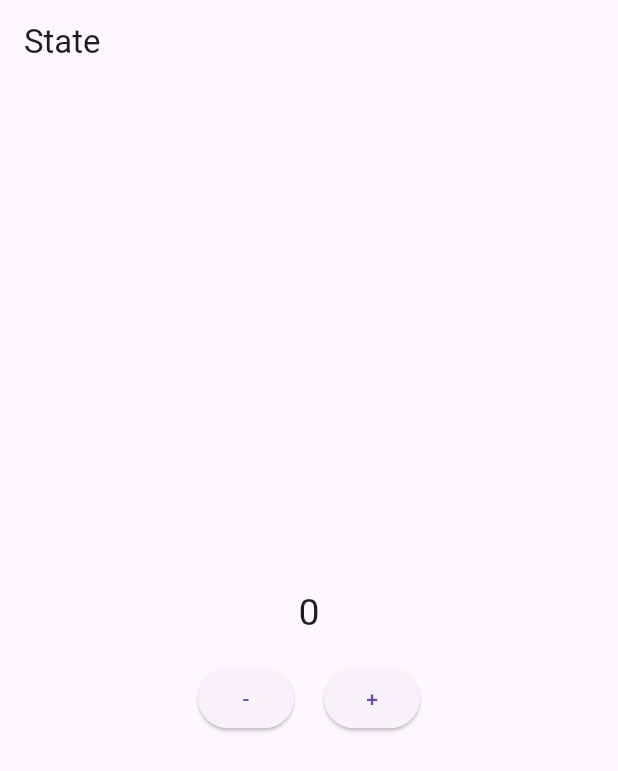
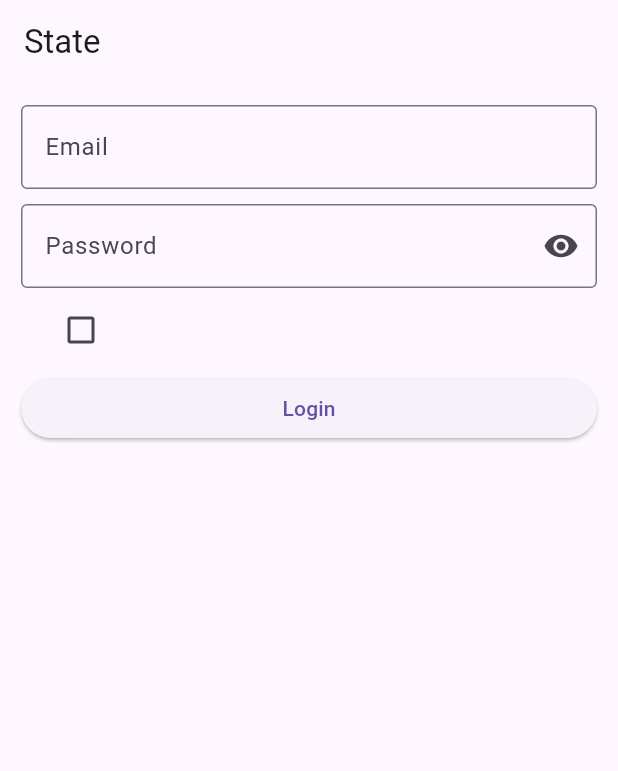
Before and after one commit to rafsanza-hub/learn-flutter, a Flutter app: the screen it shows after launch, on a phone screen of 412 x 824 dp. Shown: the top 771 px of the screen. Run offline on Flutter 3.47's test engine with Material 3 defaults, Android fonts, the phone set to English and light mode, and no system bars; our stand-ins replace animated_bottom_navigation_bar, faker, get, get_storage, introduction_screen, lottie.

```diff
--- a/lib/main.dart
+++ b/lib/main.dart
@@ -1,7 +1,9 @@
 import 'package:flutter/material.dart';
 import 'package:get/get.dart';
+import 'package:get_storage/get_storage.dart';
 
-void main() {
+void main() async {
+  await GetStorage.init();
   runApp(MyApp());
 }
 
@@ -11,7 +13,72 @@ class MyApp extends StatelessWidget {
   @override
   Widget build(BuildContext context) {
     return GetMaterialApp(
-      home: HomePage(),
+      home: const LoginPage(),
+      getPages: [GetPage(name: "/home", page: () => const HomePage())],
+    );
+  }
+}
+
+class LoginPage extends StatelessWidget {
+  const LoginPage({super.key});
+
+  @override
+  Widget build(BuildContext context) {
+    final LoginController loginC = Get.put(LoginController());
+    var box = GetStorage();
+    if (box.read("rememberMe") != null) {
+      loginC.email = box.read("rememberMe")["email"];
+      loginC.pass = box.read("rememberMe")["pass"];
+    }
+    return Scaffold(
+      appBar: AppBar(
+        title: const Text("State"),
+      ),
+      body: ListView(
+        padding: const EdgeInsets.all(14),
+        children: [
+          TextField(
+            decoration: const InputDecoration(
+              labelText: "Email",
+              border: OutlineInputBorder(),
+            ),
+            controller: loginC.email,
+            autocorrect: false,
+            textInputAction: TextInputAction.next,
+          ),
+          const SizedBox(
+            height: 10,
+          ),
+          Obx(
+            () => TextField(
+              decoration: InputDecoration(
+                labelText: "Password",
+                border: const OutlineInputBorder(),
+                suffixIcon: IconButton(
+                  icon: const Icon(Icons.remove_red_eye),
+                  onPressed: () => loginC.isHidden.toggle(),
+                ),
+              ),
+              controller: loginC.pass,
+              obscureText: loginC.isHidden.value,
+              autocorrect: false,
+              textInputAction: TextInputAction.next,
+            ),
+          ),
+          Obx(
+            () => ListTile(
+              leading: Checkbox(
+                  value: loginC.rememberMe.value,
+                  onChanged: (value) => loginC.rememberMe.value = value!),
+            ),
+          ),
+          ElevatedButton(
+              onPressed: () {
+                loginC.login();
+              },
+              child: const Text("Login"))
+        ],
+      ),
     );
   }
 }
@@ -21,42 +88,34 @@ class HomePage extends StatelessWidget {
 
   @override
   Widget build(BuildContext context) {
-    final Controller c = Get.put(Controller());
-    return Scaffold(
-      appBar: AppBar(
-        title: const Text("State"),
-      ),
-      body: Center(
-        child: Column(
-          mainAxisAlignment: MainAxisAlignment.center,
-          children: [
-            Obx(
-              () => Text(
-                "${c.count}",
-                style: const TextStyle(fontSize: 25),
-              ),
-            ),
-            const SizedBox(height: 15),
-            Row(
-              mainAxisAlignment: MainAxisAlignment.center,
-              children: [
-                ElevatedButton(
-                    onPressed: () => c.decrement(), child: const Text("-")),
-                const SizedBox(width: 20),
-                ElevatedButton(
-                    onPressed: () => c.increment(), child: const Text("+")),
-              ],
-            ),
-          ],
-        ),
-      ),
-    );
+    return Scaffold();
   }
 }
 
-class Controller extends GetxController {
-  RxInt count = 0.obs;
+class LoginController extends GetxController {
+  TextEditingController email = TextEditingController();
+  TextEditingController pass = TextEditingController();
 
-  increment() => count++;
-  decrement() => count--;
+  RxBool isHidden = true.obs;
+
+  RxBool rememberMe = false.obs;
+
+  void login() async {
+    var box = GetStorage();
+    if (email.text == "rafsan" && pass.text == "rafsan") {
+      if (box.read("rememberMe") != null) {
+        box.remove("rememberMe");
+      }
+      if (rememberMe.value) {
+        box.write("rememberMe", {
+          "email": email.text,
+          "pass": pass.text,
+        });
+      }
+      Get.offNamed("/home");
+    } else {
+      Get.snackbar("Error", "Invalid Email or Password",
+          snackPosition: SnackPosition.BOTTOM);
+    }
+  }
 }
--- a/pubspec.yaml
+++ b/pubspec.yaml
@@ -35,6 +35,7 @@ dependencies:
   flutter:
     sdk: flutter
   get: ^4.6.6
+  get_storage: ^2.1.1
   http: ^1.2.2
   intl: ^0.20.1
   introduction_screen: ^3.1.14
```
Also changed, not shown: pubspec.lock, 1 other file.
